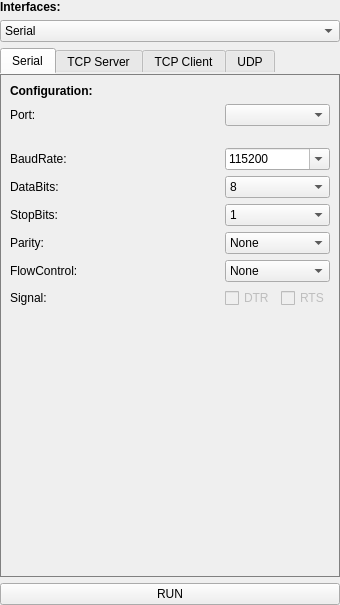
Above: tab_interfaces.ui from uYanki/hw_plot before the change. Below: the same form after it.
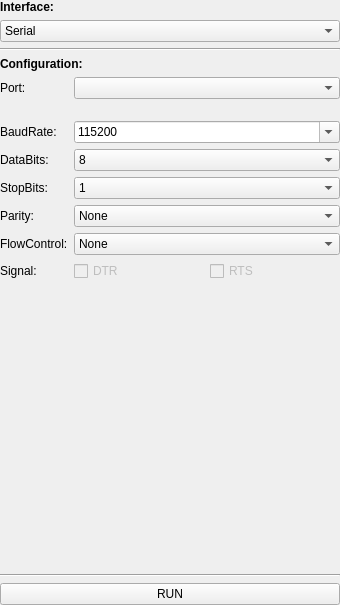
That is the form after the change. The open tabs and pages were chosen to show the change.

```diff
--- a/tab_interfaces.ui
+++ b/tab_interfaces.ui
@@ -41,7 +41,7 @@
       </font>
      </property>
      <property name="text">
-      <string>Interfaces:</string>
+      <string>Interface:</string>
      </property>
     </widget>
    </item>
@@ -76,45 +76,39 @@
     </widget>
    </item>
    <item>
-    <widget class="QTabWidget" name="tabbar_interface">
-     <property name="sizePolicy">
-      <sizepolicy hsizetype="Expanding" vsizetype="Expanding">
-       <horstretch>0</horstretch>
-       <verstretch>0</verstretch>
-      </sizepolicy>
+    <widget class="Line" name="line_2">
+     <property name="orientation">
+      <enum>Qt::Horizontal</enum>
      </property>
-     <property name="maximumSize">
-      <size>
-       <width>16777215</width>
-       <height>16777215</height>
-      </size>
-     </property>
-     <property name="styleSheet">
-      <string notr="true">QTabWidget::pane{border:none;border:1px solid gray;}
-</string>
-     </property>
+    </widget>
+   </item>
+   <item>
+    <widget class="QStackedWidget" name="pages">
      <property name="currentIndex">
       <number>1</number>
      </property>
-     <property name="documentMode">
-      <bool>false</bool>
-     </property>
-     <widget class="QWidget" name="tab_serial">
-      <property name="toolTipDuration">
-       <number>-5</number>
-      </property>
-      <attribute name="title">
-       <string>Serial</string>
-      </attribute>
-      <layout class="QGridLayout" name="gridLayout_3">
-       <item row="11" column="0">
-        <widget class="QLabel" name="label_23">
+     <widget class="QWidget" name="page_serial">
+      <layout class="QGridLayout" name="gridLayout_2" columnstretch="0,1,1">
+       <property name="leftMargin">
+        <number>0</number>
+       </property>
+       <property name="topMargin">
+        <number>0</number>
+       </property>
+       <property name="rightMargin">
+        <number>0</number>
+       </property>
+       <property name="bottomMargin">
+        <number>0</number>
+       </property>
+       <item row="6" column="0">
+        <widget class="QLabel" name="label_25">
          <property name="text">
-          <string>Signal:</string>
+          <string>Parity:</string>
          </property>
         </widget>
        </item>
-       <item row="8" column="1" colspan="2">
+       <item row="6" column="1" colspan="2">
         <widget class="QComboBox" name="cmb_serial_parity">
          <item>
           <property name="text">
@@ -133,14 +127,44 @@
          </item>
         </widget>
        </item>
-       <item row="5" column="0">
+       <item row="3" column="0">
+        <widget class="QLabel" name="label_28">
+         <property name="text">
+          <string>BaudRate:</string>
+         </property>
+        </widget>
+       </item>
+       <item row="9" column="0">
+        <spacer name="verticalSpacer_4">
+         <property name="orientation">
+          <enum>Qt::Vertical</enum>
+         </property>
+         <property name="sizeHint" stdset="0">
+          <size>
+           <width>20</width>
+           <height>236</height>
+          </size>
+         </property>
+        </spacer>
+       </item>
+       <item row="4" column="0">
         <widget class="QLabel" name="label_24">
          <property name="text">
           <string>DataBits:</string>
          </property>
         </widget>
        </item>
-       <item row="9" column="1" colspan="2">
+       <item row="8" column="2">
+        <widget class="QCheckBox" name="chk_serial_signal_RTS">
+         <property name="enabled">
+          <bool>false</bool>
+         </property>
+         <property name="text">
+          <string>RTS</string>
+         </property>
+        </widget>
+       </item>
+       <item row="7" column="1" colspan="2">
         <widget class="QComboBox" name="cmb_serial_flowcontrol">
          <item>
           <property name="text">
@@ -159,24 +183,41 @@
          </item>
         </widget>
        </item>
-       <item row="11" column="1">
-        <widget class="QCheckBox" name="chk_serial_signal_DTR">
-         <property name="enabled">
-          <bool>false</bool>
-         </property>
+       <item row="5" column="0">
+        <widget class="QLabel" name="label_27">
          <property name="text">
-          <string>DTR</string>
-         </property>
-        </widget>
-       </item>
-       <item row="8" column="0">
-        <widget class="QLabel" name="label_25">
-         <property name="text">
-          <string>Parity:</string>
+          <string>StopBits:</string>
          </property>
         </widget>
        </item>
        <item row="4" column="1" colspan="2">
+        <widget class="QComboBox" name="cmb_serial_databits">
+         <property name="currentIndex">
+          <number>3</number>
+         </property>
+         <item>
+          <property name="text">
+           <string>5</string>
+          </property>
+         </item>
+         <item>
+          <property name="text">
+           <string>6</string>
+          </property>
+         </item>
+         <item>
+          <property name="text">
+           <string>7</string>
+          </property>
+         </item>
+         <item>
+          <property name="text">
+           <string>8</string>
+          </property>
+         </item>
+        </widget>
+       </item>
+       <item row="3" column="1" colspan="2">
         <widget class="QComboBox" name="cmb_serial_baudrate">
          <property name="editable">
           <bool>true</bool>
@@ -206,34 +247,31 @@
          </item>
         </widget>
        </item>
+       <item row="8" column="0">
+        <widget class="QLabel" name="label_23">
+         <property name="text">
+          <string>Signal:</string>
+         </property>
+        </widget>
+       </item>
+       <item row="8" column="1">
+        <widget class="QCheckBox" name="chk_serial_signal_DTR">
+         <property name="enabled">
+          <bool>false</bool>
+         </property>
+         <property name="text">
+          <string>DTR</string>
+         </property>
+        </widget>
+       </item>
+       <item row="1" column="0">
+        <widget class="QLabel" name="label_26">
+         <property name="text">
+          <string>Port:</string>
+         </property>
+        </widget>
+       </item>
        <item row="5" column="1" colspan="2">
-        <widget class="QComboBox" name="cmb_serial_databits">
-         <property name="currentIndex">
-          <number>3</number>
-         </property>
-         <item>
-          <property name="text">
-           <string>5</string>
-          </property>
-         </item>
-         <item>
-          <property name="text">
-           <string>6</string>
-          </property>
-         </item>
-         <item>
-          <property name="text">
-           <string>7</string>
-          </property>
-         </item>
-         <item>
-          <property name="text">
-           <string>8</string>
-          </property>
-         </item>
-        </widget>
-       </item>
-       <item row="7" column="1" colspan="2">
         <widget class="QComboBox" name="cmb_serial_stopbits">
          <item>
           <property name="text">
@@ -252,13 +290,6 @@
          </item>
         </widget>
        </item>
-       <item row="1" column="0">
-        <widget class="QLabel" name="label_26">
-         <property name="text">
-          <string>Port:</string>
-         </property>
-        </widget>
-       </item>
        <item row="2" column="0" colspan="3">
         <widget class="QLabel" name="label_serial_port_desc">
          <property name="font">
@@ -282,27 +313,10 @@
          </property>
         </widget>
        </item>
-       <item row="11" column="2">
-        <widget class="QCheckBox" name="chk_serial_signal_RTS">
-         <property name="enabled">
+       <item row="1" column="1" colspan="2">
+        <widget class="QComboBox" name="cmb_serial_port">
+         <property name="editable">
           <bool>false</bool>
-         </property>
-         <property name="text">
-          <string>RTS</string>
-         </property>
-        </widget>
-       </item>
-       <item row="7" column="0">
-        <widget class="QLabel" name="label_27">
-         <property name="text">
-          <string>StopBits:</string>
-         </property>
-        </widget>
-       </item>
-       <item row="4" column="0">
-        <widget class="QLabel" name="label_28">
-         <property name="text">
-          <string>BaudRate:</string>
          </property>
         </widget>
        </item>
@@ -320,7 +334,7 @@
          </property>
         </widget>
        </item>
-       <item row="9" column="0">
+       <item row="7" column="0">
         <widget class="QLabel" name="label_30">
          <property name="sizePolicy">
           <sizepolicy hsizetype="MinimumExpanding" vsizetype="Preferred">
@@ -333,37 +347,29 @@
          </property>
         </widget>
        </item>
-       <item row="1" column="1" colspan="2">
-        <widget class="QComboBox" name="cmb_serial_port">
-         <property name="editable">
-          <bool>false</bool>
-         </property>
-        </widget>
-       </item>
-       <item row="13" column="0">
-        <spacer name="verticalSpacer_4">
-         <property name="orientation">
-          <enum>Qt::Vertical</enum>
-         </property>
-         <property name="sizeHint" stdset="0">
-          <size>
-           <width>20</width>
-           <height>40</height>
-          </size>
-         </property>
-        </spacer>
-       </item>
       </layout>
      </widget>
-     <widget class="QWidget" name="tab_tcp_server">
-      <attribute name="title">
-       <string>TCP Server</string>
-      </attribute>
-      <layout class="QGridLayout" name="gridLayout_6">
-       <item row="8" column="0">
-        <widget class="QLabel" name="label_31">
-         <property name="text">
-          <string>Clients:</string>
+     <widget class="QWidget" name="page_tcpser">
+      <layout class="QGridLayout" name="gridLayout">
+       <property name="leftMargin">
+        <number>0</number>
+       </property>
+       <property name="topMargin">
+        <number>0</number>
+       </property>
+       <property name="rightMargin">
+        <number>0</number>
+       </property>
+       <property name="bottomMargin">
+        <number>0</number>
+       </property>
+       <item row="0" column="0" colspan="2">
+        <widget class="QLabel" name="label_35">
+         <property name="font">
+          <font>
+           <weight>75</weight>
+           <bold>true</bold>
+          </font>
          </property>
         </widget>
        </item>
@@ -455,11 +461,33 @@
        </item>
       </layout>
      </widget>
-     <widget class="QWidget" name="tab_tcp_client">
-      <attribute name="title">
-       <string>TCP Client</string>
-      </attribute>
-      <layout class="QGridLayout" name="gridLayout_7">
+     <widget class="QWidget" name="page_tcpcli">
+      <layout class="QGridLayout" name="gridLayout_4">
+       <property name="leftMargin">
+        <number>0</number>
+       </property>
+       <property name="topMargin">
+        <number>0</number>
+       </property>
+       <property name="rightMargin">
+        <number>0</number>
+       </property>
+       <property name="bottomMargin">
+        <number>0</number>
+       </property>
+       <item row="0" column="0" colspan="2">
+        <widget class="QLabel" name="label_39">
+         <property name="font">
+          <font>
+           <weight>75</weight>
+           <bold>true</bold>
+          </font>
+         </property>
+         <property name="text">
+          <string>Configuration:</string>
+         </property>
+        </widget>
+       </item>
        <item row="1" column="0">
         <widget class="QLabel" name="label_37">
          <property name="text">
@@ -523,12 +551,34 @@
        </item>
       </layout>
      </widget>
-     <widget class="QWidget" name="tab_udp">
-      <attribute name="title">
-       <string>UDP</string>
-      </attribute>
-      <layout class="QGridLayout" name="gridLayout_8">
-       <item row="2" column="0">
+     <widget class="QWidget" name="page_udp">
+      <layout class="QGridLayout" name="gridLayout_5">
+       <property name="leftMargin">
+        <number>0</number>
+       </property>
+       <property name="topMargin">
+        <number>0</number>
+       </property>
+       <property name="rightMargin">
+        <number>0</number>
+       </property>
+       <property name="bottomMargin">
+        <number>0</number>
+       </property>
+       <item row="0" column="0" colspan="2">
+        <widget class="QLabel" name="label_43">
+         <property name="font">
+          <font>
+           <weight>75</weight>
+           <bold>true</bold>
+          </font>
+         </property>
+         <property name="text">
+          <string>Configuration:</string>
+         </property>
+        </widget>
+       </item>
+       <item row="1" column="0">
         <widget class="QLabel" name="label_40">
          <property name="text">
           <string>RemoteIP:</string>
@@ -596,6 +646,13 @@
      </widget>
     </widget>
    </item>
+   <item>
+    <widget class="Line" name="line_3">
+     <property name="orientation">
+      <enum>Qt::Horizontal</enum>
+     </property>
+    </widget>
+   </item>
    <item>
     <widget class="QPushButton" name="btn_run">
      <property name="text">
```
Left out of the diff: 169 changed lines with no effect on the pictures.
